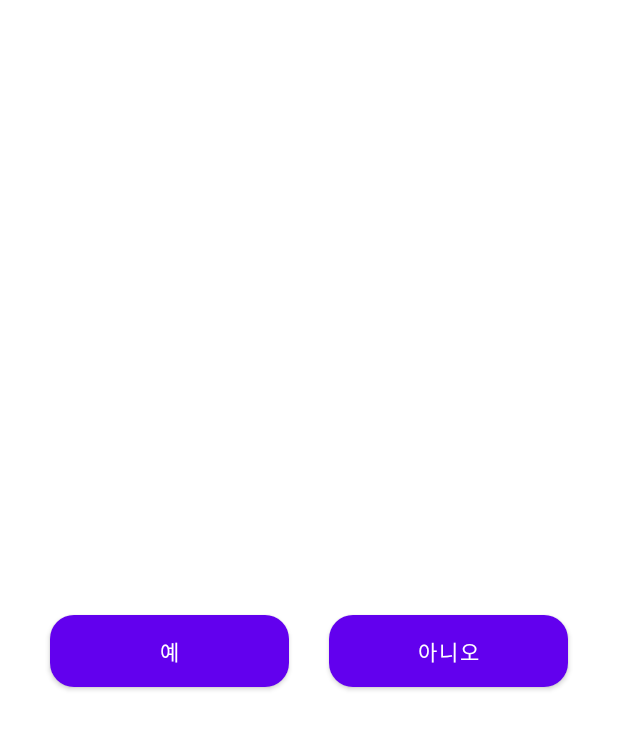
After one commit to gunheehan/AccountBank, an Android app: the layout modal_simple.xml on its own in the app's theme, with its tools: preview values and no code run, on a phone screen of 412 x 824 dp. The commit adds this screen. Shown: the top 729 px of the screen. Run offline under Robolectric (Android 15) with nearby library versions, the phone set to English and light mode, and no system bars.

Commit message:
정기데이터 수정 및 추가 모달 적용

```diff
--- a/app/src/main/java/com/redhorse/accountbank/MainActivity.kt
+++ b/app/src/main/java/com/redhorse/accountbank/MainActivity.kt
@@ -25,7 +25,6 @@ class MainActivity : AppCompatActivity(){
         POST_NOTIFICATIONS,
         READ_SMS,
         RECEIVE_SMS,
-        USE_EXACT_ALARM
         )
 
     private val REQUEST_GENERAL_PERMISSIONS = 1
@@ -53,7 +52,6 @@ class MainActivity : AppCompatActivity(){
             }
             true
         }
-        MonthlyAlarmScheduler().scheduleMonthlyAlarm(this)
     }
 
     private fun replaceFragment(fragment: Fragment) {
@@ -90,6 +88,10 @@ class MainActivity : AppCompatActivity(){
                 Toast.LENGTH_LONG
             ).show()
         }
+        else
+        {
+            MonthlyAlarmScheduler().scheduleMonthlyAlarm(this)
+        }
     }
 
     private fun isNotificationListenerPermissionGranted(): Boolean {
--- a/app/src/main/java/com/redhorse/accountbank/data/repository/SavePaymentRepository.kt
+++ b/app/src/main/java/com/redhorse/accountbank/data/repository/SavePaymentRepository.kt
@@ -40,7 +40,7 @@ class SavePaymentRepository(private val dbHelper: AppDatabaseHelper) {
     }
 
     // 특정 ID의 Payment 가져오기
-    fun getPaymentById(date: String, id: Int): Payment? {
+    fun getPaymentById(date: String, id: Long): Payment? {
         val db = dbHelper.readableDatabase
         val query = "SELECT * FROM $TABLE_SAVE_PAYMENT WHERE id = ?"
         val cursor = db.rawQuery(query, arrayOf(id.toString()))
--- /dev/null
+++ b/app/src/main/res/layout/modal_simple.xml
@@ -0,0 +1,51 @@
+<?xml version="1.0" encoding="utf-8"?>
+<LinearLayout xmlns:android="http://schemas.android.com/apk/res/android"
+    android:layout_width="match_parent"
+    android:layout_height="wrap_content"
+    android:orientation="vertical"
+    android:padding="20dp"
+    android:gravity="center"
+    android:layout_gravity="center"
+    android:background="@drawable/rounded_corners">
+
+    <!-- 제목 -->
+    <TextView
+        android:id="@+id/modal_simple_title"
+        android:layout_width="wrap_content"
+        android:layout_height="wrap_content"
+        android:textSize="18sp"
+        android:gravity="center"
+        android:paddingBottom="20dp"/>
+
+    <!-- 버튼을 수평으로 배치 -->
+    <LinearLayout
+        android:layout_width="match_parent"
+        android:layout_height="wrap_content"
+        android:orientation="horizontal"
+        android:gravity="center"
+        android:weightSum="2">
+
+        <!-- 예 버튼 -->
+        <Button
+            android:id="@+id/modal_simple_yes_button"
+            android:layout_width="0dp"
+            android:layout_height="wrap_content"
+            android:layout_weight="1"
+            android:layout_margin="20px"
+            android:text="예"
+            android:textColor="@android:color/white"
+            android:background="@drawable/rounded_button" />
+
+        <!-- 아니오 버튼 -->
+        <Button
+            android:id="@+id/modal_simple_no_button"
+            android:layout_width="0dp"
+            android:layout_height="wrap_content"
+            android:layout_weight="1"
+            android:layout_margin="20px"
+            android:text="아니오"
+            android:textColor="@android:color/white"
+            android:background="@drawable/rounded_button" />
+    </LinearLayout>
+
+</LinearLayout>
```
Also changed, not shown: app/src/main/java/com/redhorse/accountbank/FixedInformationFragment.kt (+67 -55 lines), app/src/main/java/com/redhorse/accountbank/data/repository/PaymentRepository.kt (+23 -0 lines), app/src/main/java/com/redhorse/accountbank/item/RegularlyInfoItem.kt (+25 -4 lines), app/src/main/java/com/redhorse/accountbank/modal/RegularlyModal.kt (+32 -7 lines), app/src/main/java/com/redhorse/accountbank/modal/SimpleDialogFragment.kt (added, +54 -0 lines), app/src/main/res/layout/layout_regularly_info_item.xml (+35 -10 lines), app/src/main/res/drawable/icon_delete.webp (added), app/src/main/res/drawable/icon_edit.webp (added), 2 other files.
